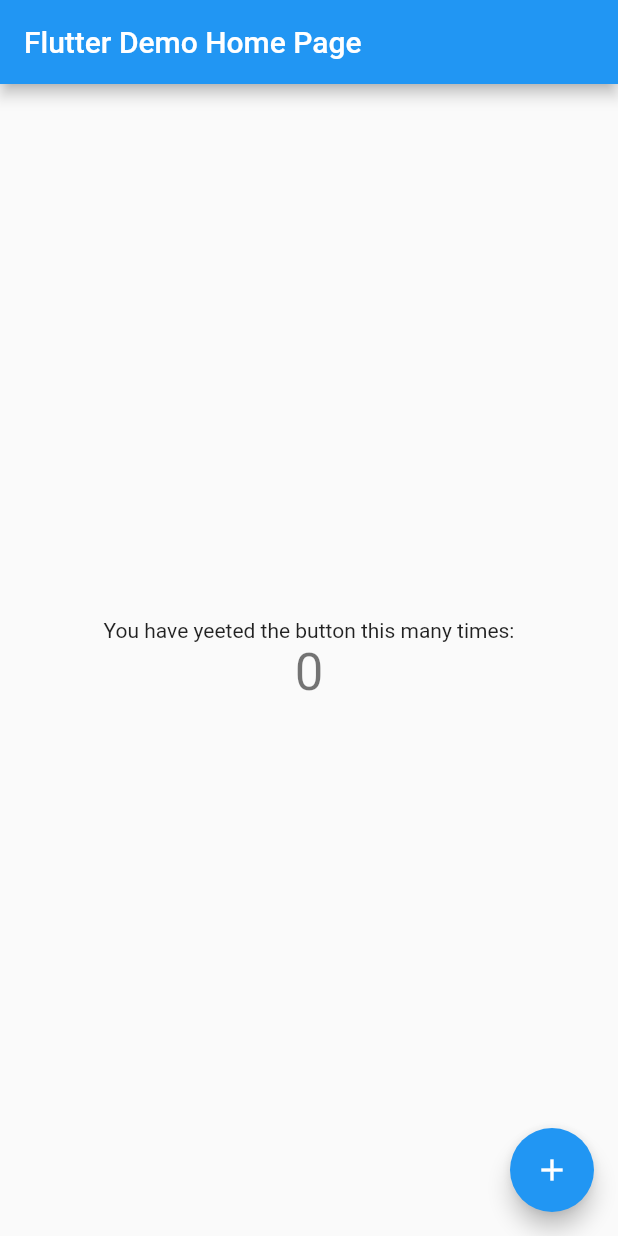
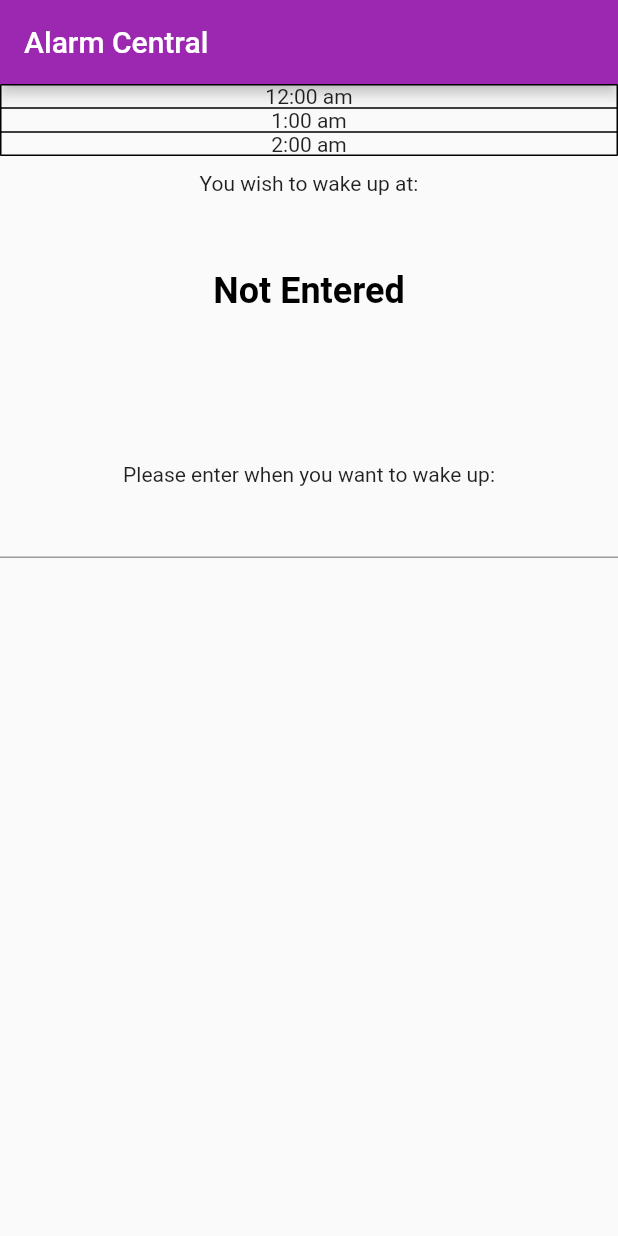
Before and after one commit to ctffarley/SchoolClosureAlarm, a Flutter app: the screen it shows after launch, on a phone screen of 412 x 824 dp. Run offline on Flutter 3.47's test engine with Material 2 defaults, Android fonts, the light colour scheme and no system bars.

Commit message:
ryan's initial stuff

```diff
--- a/lib/main.dart
+++ b/lib/main.dart
@@ -7,7 +7,7 @@
   @override
   Widget build(BuildContext context) {
     return MaterialApp(
-      title: 'Flutter Demo',
+      title: 'Alarm Central',
       theme: ThemeData(
         // This is the theme of your application.
         //
@@ -18,9 +18,9 @@
         // or simply save your changes to "hot reload" in a Flutter IDE).
         // Notice that the counter didn't reset back to zero; the application
         // is not restarted.
-        primarySwatch: Colors.blue,
+        primarySwatch: Colors.purple,
       ),
-      home: MyHomePage(title: 'Flutter Demo Home Page'),
+      home: MyHomePage(title: 'Alarm Central'),
     );
   }
 }
@@ -44,16 +44,16 @@
 }
 
 class _MyHomePageState extends State<MyHomePage> {
-  int _counter = 0;
+  String _alarm = "Not Entered";
 
-  void _incrementCounter() {
+  void _setAlarm(String time) {
     setState(() {
       // This call to setState tells the Flutter framework that something has
       // changed in this State, which causes it to rerun the build method below
       // so that the display can reflect the updated values. If we changed
       // _counter without calling setState(), then the build method would not be
       // called again, and so nothing would appear to happen.
-      _counter++;
+      _alarm  = time;
     });
   }
 
@@ -89,23 +89,65 @@
           // center the children vertically; the main axis here is the vertical
           // axis because Columns are vertical (the cross axis would be
           // horizontal).
-          mainAxisAlignment: MainAxisAlignment.center,
+          mainAxisAlignment: MainAxisAlignment.start,
           children: <Widget>[
-            Text(
-              'You have yeeted the button this many times:',
+            Table(
+              border: TableBorder.all(color: Colors.black, width: 1),
+              children: [
+                TableRow(
+                  children: [
+                    TableCell(
+                      child: Text("12:00 am",textAlign: TextAlign.center,)
+                    ),
+                  ]
+                ),
+                TableRow(
+                  children: [
+                    TableCell(
+                      child: Text("1:00 am",textAlign: TextAlign.center,)
+                    ),
+                  ]
+                ),
+                TableRow(
+                  children: [
+                    TableCell(
+                      child: Text("2:00 am",textAlign: TextAlign.center,)
+                    ),
+                  ]
+                ),
+              ]
+            ),
+            SizedBox(
+              height:10
             ),
             Text(
-              '$_counter',
-              style: Theme.of(context).textTheme.display1,
+              'You wish to wake up at:',
             ),
+            SizedBox(
+              height:50
+            ),
+            Text(
+              '$_alarm',
+              style: TextStyle(color: Colors.black, fontWeight: FontWeight.bold, fontSize: 24),
+            ),
+            SizedBox(
+              height:100
+            ),
+            Text(
+              "Please enter when you want to wake up:"
+            ),
+            TextField (
+              textAlign: TextAlign.center,
+              keyboardType: TextInputType.datetime,
+              style: TextStyle(color: Colors.black, fontWeight: FontWeight.w500),
+              onSubmitted: (value){
+                _setAlarm(value);
+              },
+            )
           ],
         ),
       ),
-      floatingActionButton: FloatingActionButton(
-        onPressed: _incrementCounter,
-        tooltip: 'Increment',
-        child: Icon(Icons.add),
-      ), // This trailing comma makes auto-formatting nicer for build methods.
+       // This trailing comma makes auto-formatting nicer for build methods.
     );
   }
 }
```
